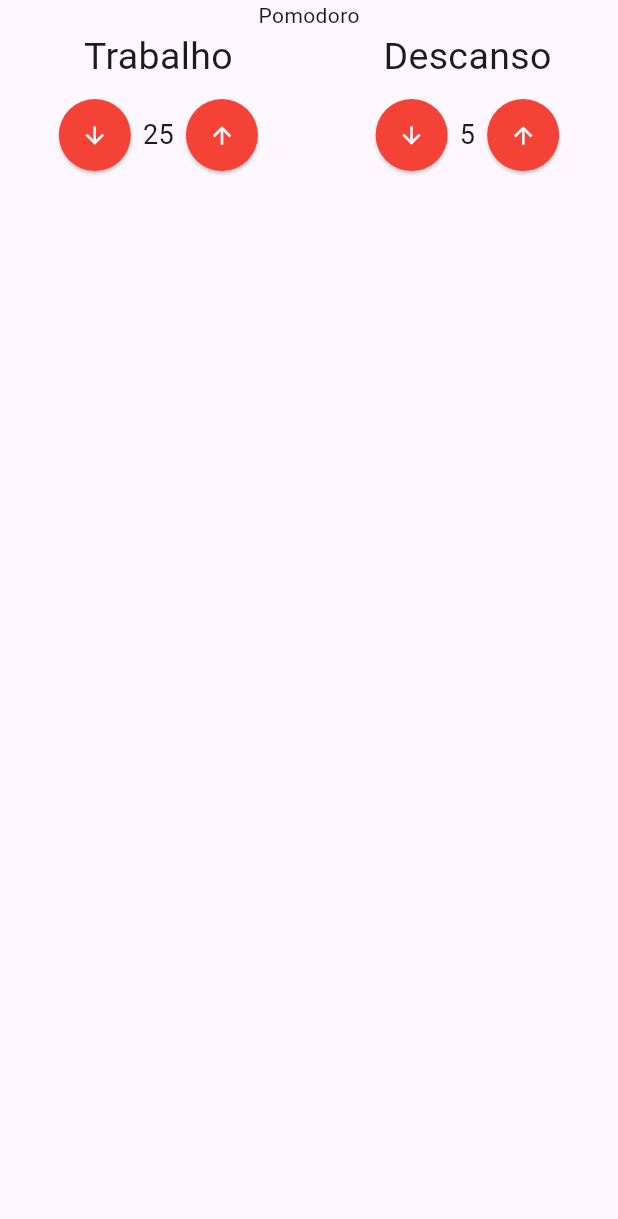
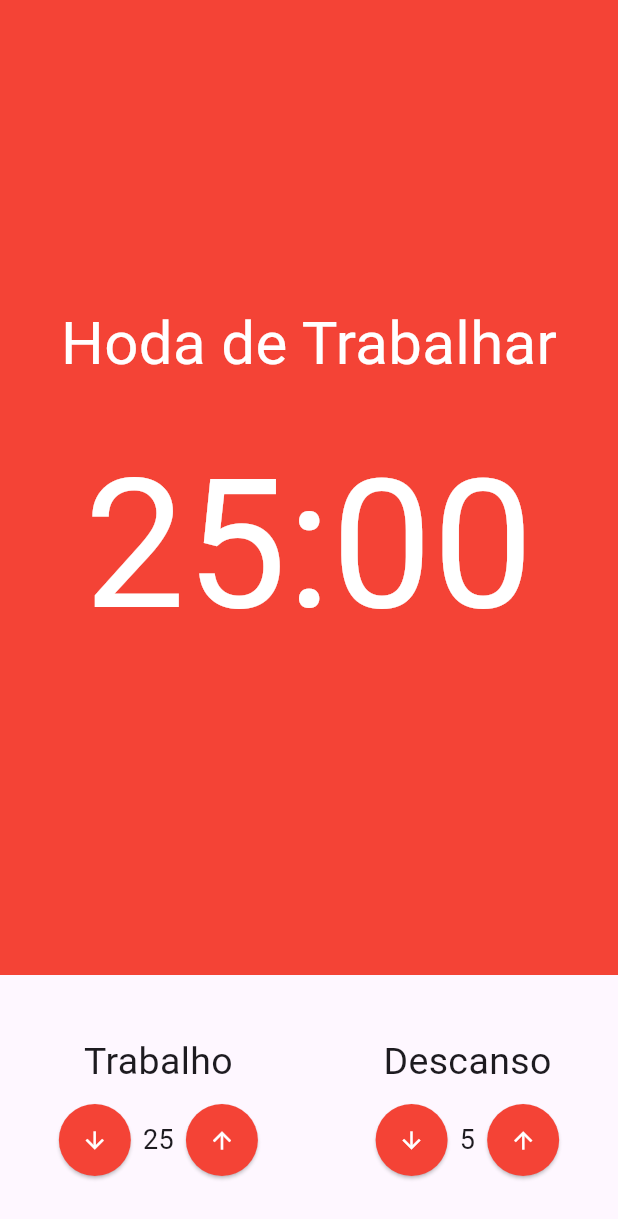
Before and after one commit to EuRafaelaSantos/pomodoro, a Flutter app: the screen it shows after launch, on a phone screen of 412 x 824 dp. Shown: the top 1219 px of the screen. Run offline on Flutter 3.47's test engine with Material 3 defaults, Android fonts, the phone set to English and light mode, and no system bars; our stand-ins replace mobx; generated files the repository leaves out were written again.

Commit message:
Componente Cronometro

```diff
--- /dev/null
+++ b/lib/components/cronometro.dart
@@ -0,0 +1,29 @@
+import 'package:flutter/material.dart';
+
+class Cronometro extends StatelessWidget {
+  const Cronometro({super.key});
+
+  @override
+  Widget build(BuildContext context) {
+    return Container(
+      color: Colors.red,
+      child: Column(
+        mainAxisAlignment: MainAxisAlignment.center,
+        children: [
+          Text(
+            'Hoda de Trabalhar',
+            style: TextStyle(
+              fontSize: 40,
+              color: Colors.white,
+            ),
+          ),
+          SizedBox(height: 20),
+          Text(
+            '25:00',
+            style: TextStyle(fontSize: 120, color: Colors.white),
+          )
+        ],
+      ),
+    );
+  }
+}
--- a/lib/pages/pomodoro.dart
+++ b/lib/pages/pomodoro.dart
@@ -1,4 +1,5 @@
 import 'package:flutter/material.dart';
+import 'package:pomodoro/components/cronometro.dart';
 import 'package:pomodoro/components/entradaTempo.dart';
 
 class Pomodoro extends StatelessWidget {
@@ -8,9 +9,14 @@ class Pomodoro extends StatelessWidget {
   Widget build(BuildContext context) {
     return Scaffold(
       body: Column(
+        crossAxisAlignment: CrossAxisAlignment.stretch,
         children: [
-          Text('Pomodoro'),
-          Row(
+          Expanded(child: Cronometro()),
+          Padding(
+            padding: EdgeInsets.symmetric(
+              vertical: 40,
+            ),
+            child: Row(
               mainAxisAlignment: MainAxisAlignment.spaceAround,
               children: [
                 Entradatempo(
@@ -23,6 +29,7 @@ class Pomodoro extends StatelessWidget {
                 ),
               ],
             ),
+          ),
         ],
       ),
     );
```
Lines whose indentation alone changed are shown as unchanged.
